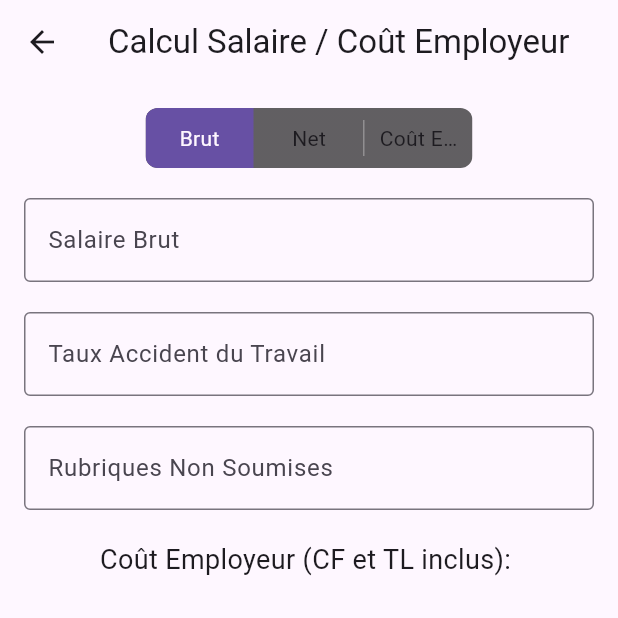
After one commit to InnocenPy/CalculatorFinancier, a Flutter app: the CoutEmployeurPage screen opened directly, on a phone screen of 412 x 824 dp, the top half of it. The commit adds this screen. Run offline on Flutter 3.47's test engine with Material 3 defaults, Android fonts, the phone set to English and light mode, and no system bars; drawn by our look-alikes of toggle_switch.

Commit message:
"Added import for CoutEmployeurPage and new ListTile for Coût employeur navigation"

```diff
--- /dev/null
+++ b/lib/pages/cout_employe.dart
@@ -0,0 +1,202 @@
+import 'package:flutter/material.dart';
+import 'package:toggle_switch/toggle_switch.dart';
+
+class CoutEmployeurPage extends StatefulWidget {
+  const CoutEmployeurPage({super.key});
+
+  @override
+  _CoutEmployeurPageState createState() => _CoutEmployeurPageState();
+}
+
+class _CoutEmployeurPageState extends State<CoutEmployeurPage> {
+  int _selectedToggleIndex = 0;
+
+  // Controllers for input fields
+  final TextEditingController salaireBrutController = TextEditingController();
+  final TextEditingController tauxAccidentTravailController =
+      TextEditingController();
+  final TextEditingController rubriquesNonSoumisesController =
+      TextEditingController();
+  final TextEditingController salaireNetController = TextEditingController();
+  final TextEditingController coutEmployeurController = TextEditingController();
+  final TextEditingController avantageNatureController =
+      TextEditingController();
+
+  String resultatCoutEmployeur = '';
+  String resultatSalaireBrut = '';
+  String resultatSalaireNet = '';
+
+  @override
+  void dispose() {
+    salaireBrutController.dispose();
+    tauxAccidentTravailController.dispose();
+    rubriquesNonSoumisesController.dispose();
+    salaireNetController.dispose();
+    coutEmployeurController.dispose();
+    avantageNatureController.dispose();
+    super.dispose();
+  }
+
+  void _calculateFromBrut() {
+    double B3 = double.tryParse(salaireBrutController.text) ?? 0;
+    double B4 = double.tryParse(tauxAccidentTravailController.text) ?? 0;
+    double B5 = double.tryParse(rubriquesNonSoumisesController.text) ?? 0;
+
+    double coutEmployeur = B3 + ((B3 - B5) * (0.179 + B4)) + (B3 * 0.045);
+    setState(() {
+      resultatCoutEmployeur = coutEmployeur.toStringAsFixed(2);
+    });
+  }
+
+  void _calculateFromNet() {
+    double B12 = double.tryParse(salaireNetController.text) ?? 0;
+    double B11 = double.tryParse(rubriquesNonSoumisesController.text) ?? 0;
+    double B13 = double.tryParse(tauxAccidentTravailController.text) ?? 0;
+
+    double coutEmployeur = B12 + ((B12 - B11) * (0.179 + B13)) + (B12 * 0.045);
+    setState(() {
+      resultatCoutEmployeur = coutEmployeur.toStringAsFixed(2);
+    });
+  }
+
+  void _calculateFromCoutEmployeur() {
+    double B17 = double.tryParse(coutEmployeurController.text) ?? 0;
+    double B18 = double.tryParse(tauxAccidentTravailController.text) ?? 0;
+    double B19 = double.tryParse(rubriquesNonSoumisesController.text) ?? 0;
+    double B20 = double.tryParse(avantageNatureController.text) ?? 0;
+
+    double salaireBrut =
+        (B17 + ((0.179 + B18) * B19)) / (1 + (0.179 + B18) + 0.045);
+    double salaireNet = salaireBrut - (((salaireBrut - B19) * 0.0666)) - B20;
+
+    setState(() {
+      resultatSalaireBrut = salaireBrut.toStringAsFixed(2);
+      resultatSalaireNet = salaireNet.toStringAsFixed(2);
+    });
+  }
+
+  void _onToggleSwitch(int index) {
+    setState(() {
+      _selectedToggleIndex = index;
+    });
+  }
+
+  Widget _buildTextField({
+    required TextEditingController controller,
+    required String label,
+    required Function(String) onChanged,
+  }) {
+    return TextField(
+      controller: controller,
+      keyboardType: TextInputType.number,
+      decoration: InputDecoration(
+        border: const OutlineInputBorder(),
+        labelText: label,
+      ),
+      onChanged: onChanged,
+    );
+  }
+
+  @override
+  Widget build(BuildContext context) {
+    return Scaffold(
+      appBar: AppBar(title: const Text("Calcul Salaire / Coût Employeur")),
+      body: Padding(
+        padding: const EdgeInsets.all(16.0),
+        child: Column(
+          children: [
+            ToggleSwitch(
+              initialLabelIndex: _selectedToggleIndex,
+              labels: const ['Brut', 'Net', 'Coût Employeur'],
+              onToggle: (index) {
+                _onToggleSwitch(index!);
+              },
+            ),
+            const SizedBox(height: 20),
+            if (_selectedToggleIndex == 0) ...[
+              _buildTextField(
+                controller: salaireBrutController,
+                label: 'Salaire Brut',
+                onChanged: (value) => _calculateFromBrut(),
+              ),
+              const SizedBox(height: 20),
+              _buildTextField(
+                controller: tauxAccidentTravailController,
+                label: 'Taux Accident du Travail',
+                onChanged: (value) => _calculateFromBrut(),
+              ),
+              const SizedBox(height: 20),
+              _buildTextField(
+                controller: rubriquesNonSoumisesController,
+                label: 'Rubriques Non Soumises',
+                onChanged: (value) => _calculateFromBrut(),
+              ),
+              const SizedBox(height: 20),
+              Text(
+                'Coût Employeur (CF et TL inclus): $resultatCoutEmployeur',
+                style: const TextStyle(fontSize: 18),
+              ),
+            ] else if (_selectedToggleIndex == 1) ...[
+              _buildTextField(
+                controller: salaireNetController,
+                label: 'Salaire Net',
+                onChanged: (value) => _calculateFromNet(),
+              ),
+              const SizedBox(height: 20),
+              _buildTextField(
+                controller: tauxAccidentTravailController,
+                label: 'Taux Accident du Travail',
+                onChanged: (value) => _calculateFromNet(),
+              ),
+              const SizedBox(height: 20),
+              _buildTextField(
+                controller: rubriquesNonSoumisesController,
+                label: 'Rubriques Non Soumises',
+                onChanged: (value) => _calculateFromNet(),
+              ),
+              const SizedBox(height: 20),
+              Text(
+                'Coût Employeur (CF et TL inclus): $resultatCoutEmployeur',
+                style: const TextStyle(fontSize: 18),
+              ),
+            ] else if (_selectedToggleIndex == 2) ...[
+              _buildTextField(
+                controller: coutEmployeurController,
+                label: 'Coût Employeur',
+                onChanged: (value) => _calculateFromCoutEmployeur(),
+              ),
+              const SizedBox(height: 20),
+              _buildTextField(
+                controller: tauxAccidentTravailController,
+                label: 'Taux Accident du Travail',
+                onChanged: (value) => _calculateFromCoutEmployeur(),
+              ),
+              const SizedBox(height: 20),
+              _buildTextField(
+                controller: rubriquesNonSoumisesController,
+                label: 'Rubriques Non Soumises',
+                onChanged: (value) => _calculateFromCoutEmployeur(),
+              ),
+              const SizedBox(height: 20),
+              _buildTextField(
+                controller: avantageNatureController,
+                label: 'Avantage en Nature',
+                onChanged: (value) => _calculateFromCoutEmployeur(),
+              ),
+              const SizedBox(height: 20),
+              Text(
+                'Salaire Brut: $resultatSalaireBrut',
+                style: TextStyle(fontSize: 18),
+              ),
+              const SizedBox(height: 10),
+              Text(
+                'Salaire Net: $resultatSalaireNet',
+                style: TextStyle(fontSize: 18),
+              ),
+            ],
+          ],
+        ),
+      ),
+    );
+  }
+}
```
Also changed, not shown: lib/pages/home.dart (+10 -1 lines).
